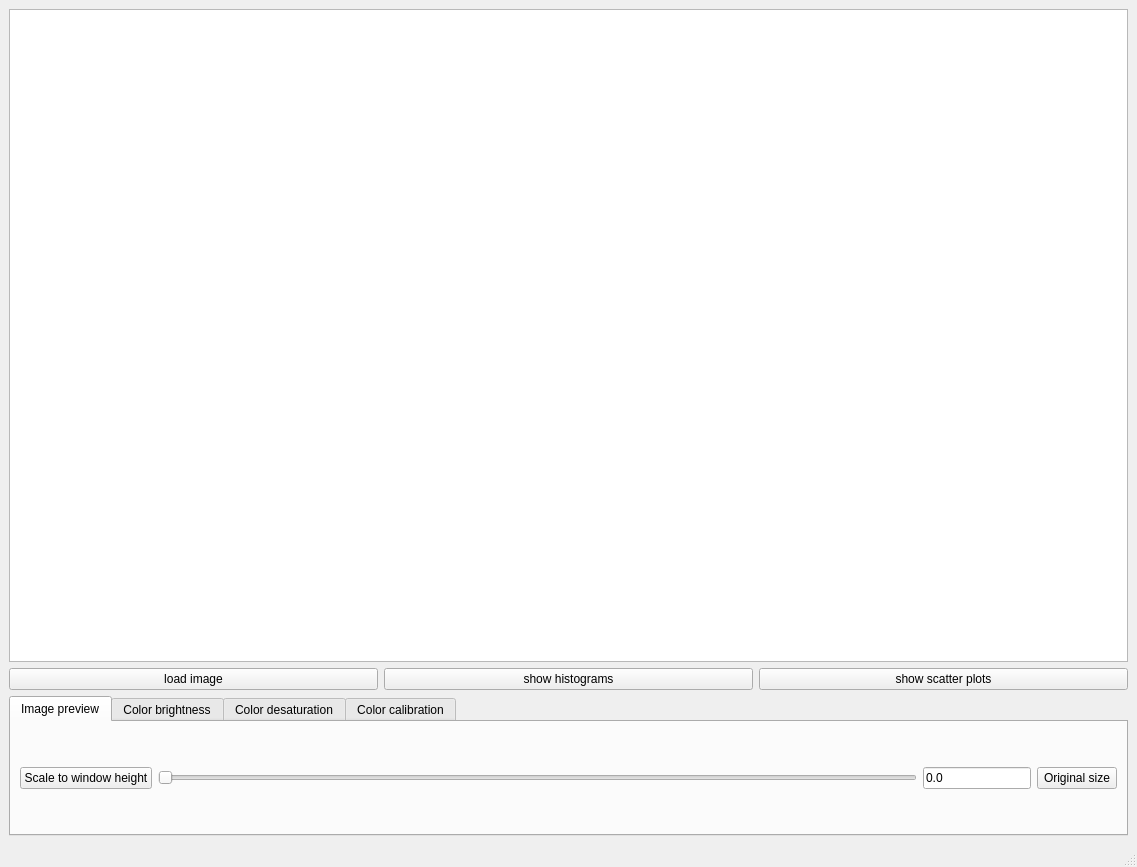
FrederikLauf/Cython-Image-Manipulation-Experimentation, file gui/gui_form.ui: the form before one commit.
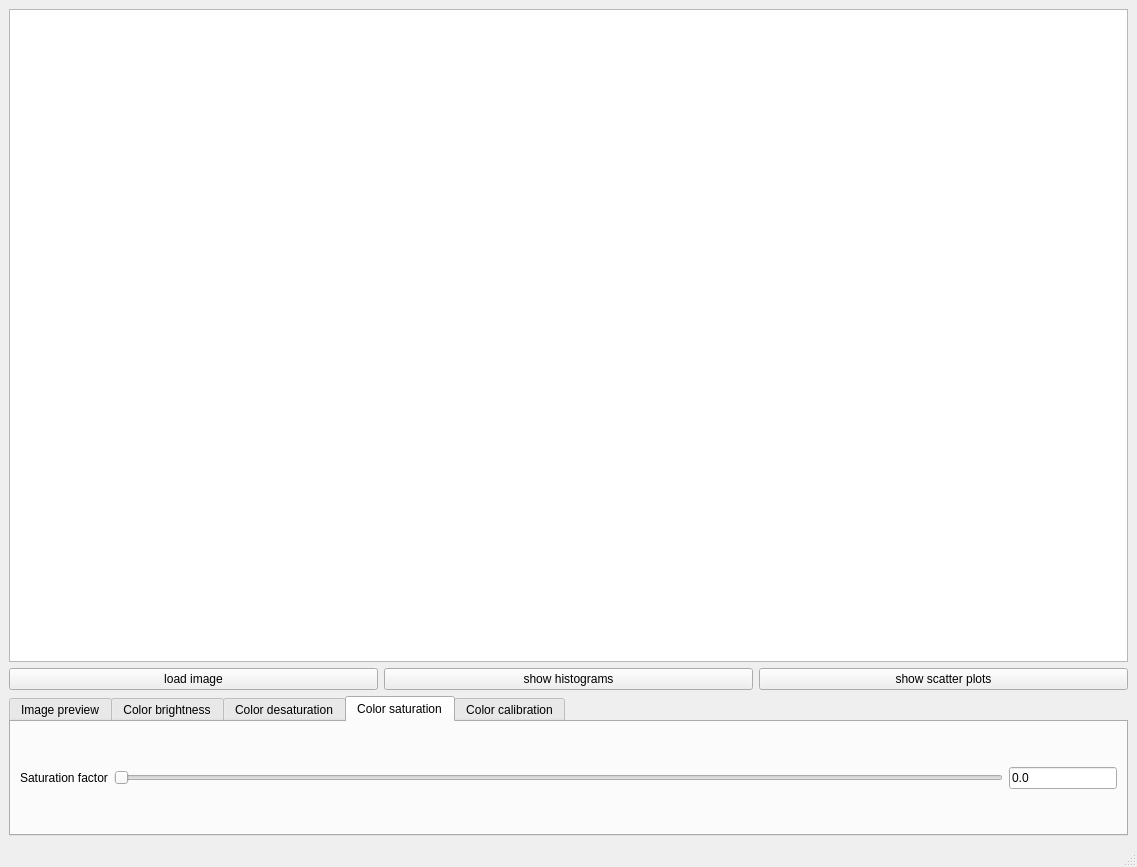
The form after the commit. The open tabs and pages were chosen to show the change.

Commit message: Add color saturation functionality.

Patch:
```diff
--- a/gui/gui_form.ui
+++ b/gui/gui_form.ui
@@ -370,6 +370,50 @@
         </item>
        </layout>
       </widget>
+      <widget class="QWidget" name="tab_5">
+       <attribute name="title">
+        <string>Color saturation</string>
+       </attribute>
+       <layout class="QGridLayout" name="gridLayout_4">
+        <item row="0" column="0">
+         <layout class="QHBoxLayout" name="horizontalLayout_5">
+          <item>
+           <widget class="QLabel" name="label">
+            <property name="text">
+             <string>Saturation factor</string>
+            </property>
+           </widget>
+          </item>
+          <item>
+           <widget class="QSlider" name="saturationSlider">
+            <property name="maximum">
+             <number>100</number>
+            </property>
+            <property name="pageStep">
+             <number>0</number>
+            </property>
+            <property name="orientation">
+             <enum>Qt::Horizontal</enum>
+            </property>
+           </widget>
+          </item>
+          <item>
+           <widget class="QLineEdit" name="saturationLineEdit">
+            <property name="sizePolicy">
+             <sizepolicy hsizetype="Minimum" vsizetype="Fixed">
+              <horstretch>0</horstretch>
+              <verstretch>0</verstretch>
+             </sizepolicy>
+            </property>
+            <property name="text">
+             <string>0.0</string>
+            </property>
+           </widget>
+          </item>
+         </layout>
+        </item>
+       </layout>
+      </widget>
       <widget class="QWidget" name="tab_4">
        <attribute name="title">
         <string>Color calibration</string>
```
Left out of the diff: 107 changed lines with no effect on the pictures. The commit also changes 4 other files.
